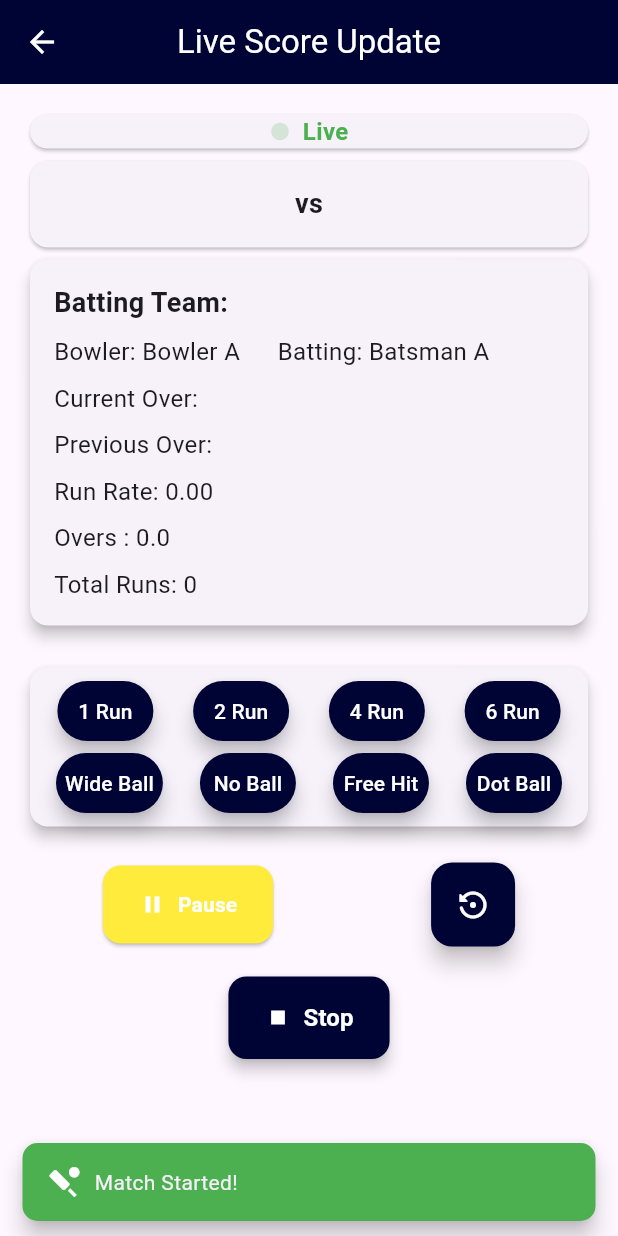
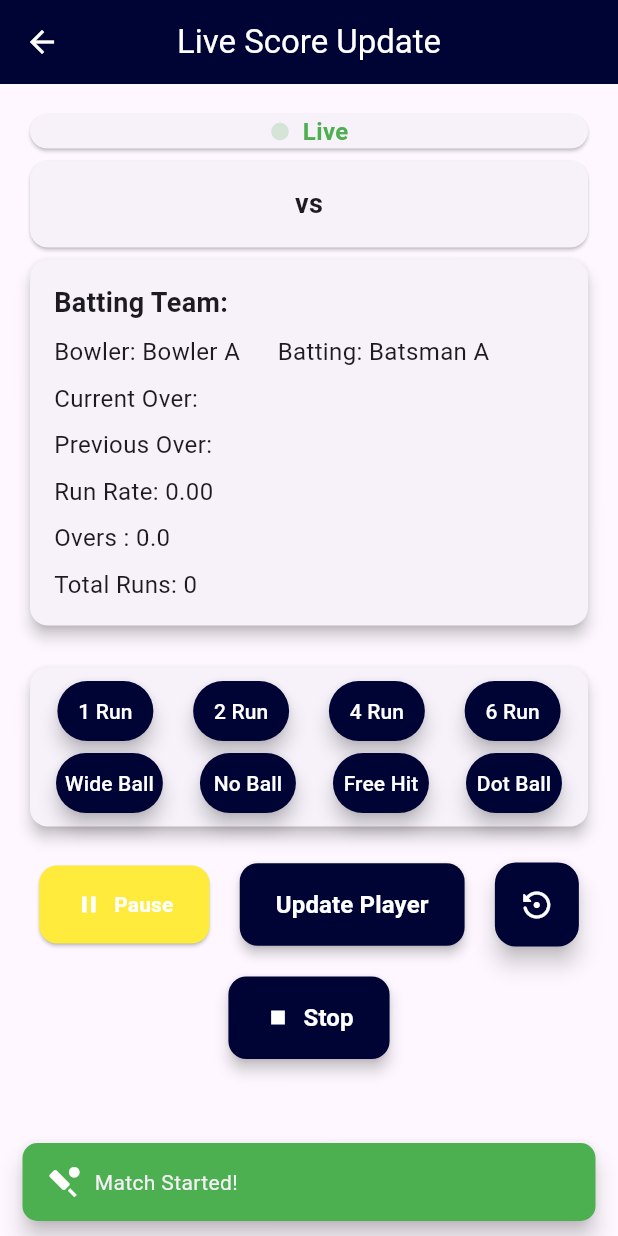
Before and after one commit to KalharaBatangala/ScoreMe-Mobile, a Flutter app: the LiveScorePage screen opened directly with empty values, on a phone screen of 412 x 824 dp. Run offline on Flutter 3.47's test engine with Material 3 defaults, Android fonts, the phone set to English and light mode, and no system bars; our stand-ins replace connectivity_plus, firebase_core, vibration; accounts and stored records are empty.

Commit message:
Fix minor bugs

```diff
--- a/lib/src/LiveScorePage.dart
+++ b/lib/src/LiveScorePage.dart
@@ -1,10 +1,13 @@
 import 'package:flutter/material.dart';
+import 'package:fypmobile/src/components/UpdateBowler.dart';
 import 'package:fypmobile/src/components/LiveIndicator.dart';
+import 'package:fypmobile/src/components/RefreshButton.dart';
 import 'package:fypmobile/src/components/SnackBar.dart';
 import 'package:fypmobile/src/components/StopButton.dart';
 import 'package:fypmobile/src/components/StartButton.dart';
 import 'package:fypmobile/src/MatchSummary.dart';
 import 'package:connectivity_plus/connectivity_plus.dart';
+import 'package:fypmobile/src/components/UpdatePlayerButton.dart';
 import 'package:vibration/vibration.dart';
 import 'dart:async';
 
@@ -36,6 +39,8 @@ class _LiveScorePageState extends State<LiveScorePage> {
   int _totalRuns = 0;
   int _ballsBowled = 0;
 
+  String currentBowler = "Bowler 1";
+  String currentBatsman = "Batsman 1";
 
   _LiveScorePageState({required this.battingTeam, required this.bowlingTeam});
 
@@ -98,6 +103,16 @@ class _LiveScorePageState extends State<LiveScorePage> {
     numberofOvers = '$LHS.$RHS';
     // End Calculate Overs
   }
+
+  void updatePlayer(String bowler, String batsman) {
+    setState(() {
+      currentBowler = bowler;
+      currentBatsman = batsman;
+    });
+  }
+
+
+
 
   void _addRun(int runs) {
     if (_isPaused) {
@@ -407,6 +422,13 @@ class _LiveScorePageState extends State<LiveScorePage> {
                     ),
                   ),
 
+
+                  // Update Player Button
+                  UpdatePlayerButton(
+                      onPageReady: () => showUpdateDialog(
+                          context, updatePlayer),
+                      buttonText: 'Update Player'),
+
                   //Undo Button
                   FloatingActionButton(onPressed: _showExitConfirmationDialog,
                     backgroundColor: primaryColor,
--- a/lib/src/TeamSelectionPage.dart
+++ b/lib/src/TeamSelectionPage.dart
@@ -117,7 +117,7 @@ class _TeamSelectionPageState extends State<TeamSelectionPage> {
             ),
             SizedBox(height: 8.0),
             // Team 1 Dropdown
-            isLoading? Center(child: CircularProgressIndicator(),):
+            isLoading? Center(child: CircularProgressIndicator(color: Colors.amberAccent,),):
             DropdownButtonFormField<String>(
               value: selectedTeam1,
               items: teams
@@ -148,7 +148,7 @@ class _TeamSelectionPageState extends State<TeamSelectionPage> {
             ),
             SizedBox(height: 8.0),
             // Team 2 Dropdown
-            isLoading? Center(child: CircularProgressIndicator(),):
+            isLoading? Center(child: CircularProgressIndicator(color: Colors.amberAccent,),):
             DropdownButtonFormField<String>(
               value: selectedTeam2,
               items: teams
--- a/lib/src/UserSelectionPage.dart
+++ b/lib/src/UserSelectionPage.dart
@@ -12,6 +12,7 @@ class _UserSelectionPageState extends State<UserSelectionPage> {
   @override
   void initState() {
     super.initState();
+
     // Show the snackbar after the first frame is rendered
     WidgetsBinding.instance.addPostFrameCallback((_) {
       CustomSnackBar.show(
@@ -31,6 +32,7 @@ class _UserSelectionPageState extends State<UserSelectionPage> {
           'Select Role',
           style: TextStyle(color: Colors.white),
         ),
+        centerTitle: true,
         backgroundColor: const Color(0xFF000435),
         iconTheme: IconThemeData(
           color: Colors.white,
@@ -40,6 +42,8 @@ class _UserSelectionPageState extends State<UserSelectionPage> {
         child: Column(
           mainAxisAlignment: MainAxisAlignment.center,
           children: [
+
+
             ElevatedButton(
               onPressed: () {
                 Navigator.of(context).push(
--- /dev/null
+++ b/lib/src/components/UpdatePlayerButton.dart
@@ -0,0 +1,64 @@
+import 'package:flutter/material.dart';
+const Color primaryColor = Color(0xFF000435);
+
+
+
+class UpdatePlayerButton extends StatefulWidget {
+  final Function onPageReady; // Callback for navigation or action
+  final String buttonText;
+  const UpdatePlayerButton({Key? key, required this.onPageReady, required this.buttonText}) : super(key: key);
+
+  @override
+  _UpdatePlayerButtonState createState() => _UpdatePlayerButtonState();
+}
+
+class _UpdatePlayerButtonState extends State<UpdatePlayerButton> {
+  bool _isLoading = false;
+
+  void _startLoading() async {
+    setState(() {
+      _isLoading = true; // Show loading animation
+    });
+
+    // Simulate some delay (e.g., fetching data or loading resources)
+    await Future.delayed(Duration(milliseconds: 300));
+
+    setState(() {
+      _isLoading = false; // Reset to initial state
+    });
+
+    // Notify parent that loading is complete
+    widget.onPageReady();
+  }
+
+  @override
+  Widget build(BuildContext context) {
+    return ElevatedButton(
+      onPressed: _isLoading
+          ? null // Disable button while loading
+          : _startLoading,
+      style: ElevatedButton.styleFrom(
+        elevation: 3,
+        padding: EdgeInsets.symmetric(horizontal: 24.0, vertical: 16.0),
+        shape: RoundedRectangleBorder(
+          borderRadius: BorderRadius.circular(12.0),
+        ),
+        backgroundColor: primaryColor,
+
+      ),
+      child: _isLoading
+          ? SizedBox(
+        height: 24.0,
+        width: 24.0,
+        child: CircularProgressIndicator(
+          color: primaryColor,
+          strokeWidth: 5.0,
+        ),
+      )
+          : Text(
+        widget.buttonText,
+        style: TextStyle(fontSize: 16.0, fontWeight: FontWeight.bold, color: Colors.white ),
+      ),
+    );
+  }
+}
```
Also changed, not shown: lib/src/UpdateBowler.dart (deleted, +0 -221 lines), lib/src/components/UpdateBowler.dart (added, +58 -0 lines).
